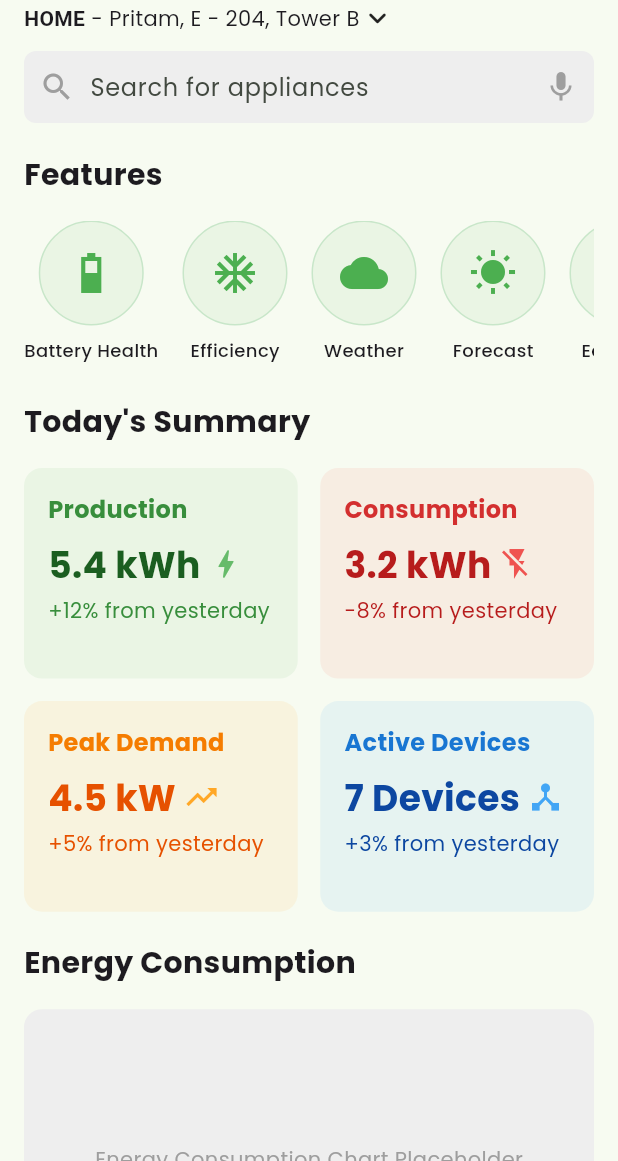
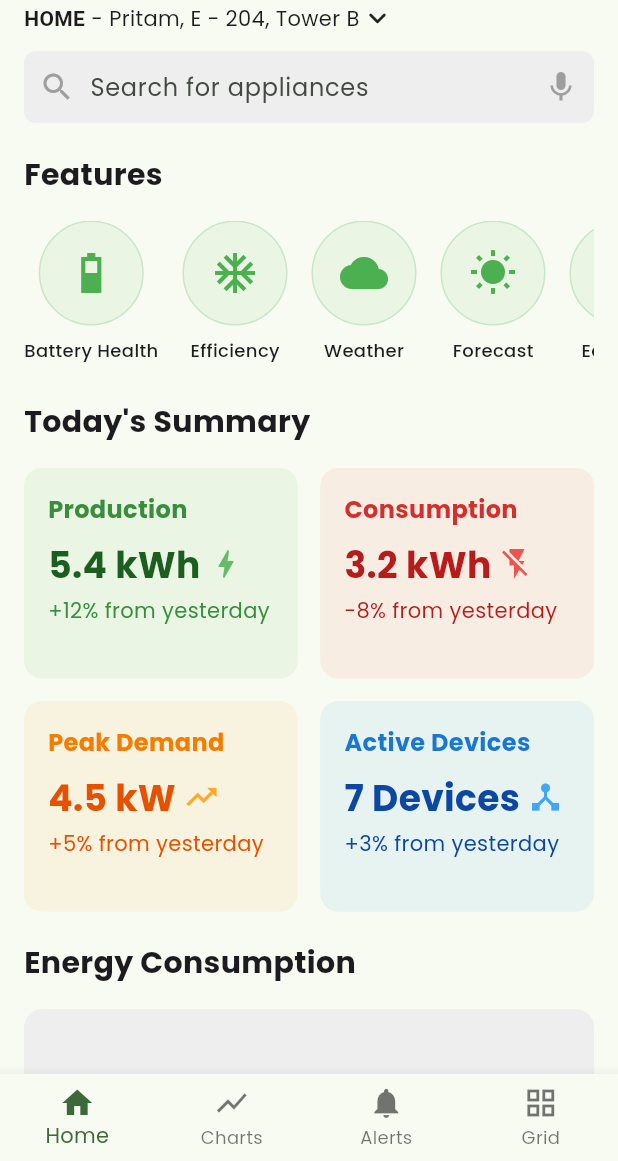
Before and after one commit to SmartGridX/Smart_Microgrid_System, a Flutter app: the screen it shows after launch, on a phone screen of 412 x 824 dp, the part 75-1236 px from its top. Run offline on Flutter 3.47's test engine with Material 3 defaults, Android fonts, the phone set to English and light mode, and no system bars; our stand-ins replace google_fonts; network calls fail.

Commit message:
Feature: add bottom navigator bar and create profile section

```diff
--- a/mobile_app/Frontend/sms_app/lib/home_page.dart
+++ b/mobile_app/Frontend/sms_app/lib/home_page.dart
@@ -2,27 +2,58 @@ import 'package:flutter/material.dart';
 import 'package:sms_app/widgets/feature_card.dart';
 import 'package:sms_app/widgets/hompage_card.dart';
 import 'package:sms_app/widgets/profile_sidebar.dart';
+import 'package:sms_app/widgets/bottom_nav.dart';
 
 // Custom FeatureCard widget
 
-class HomePage extends StatelessWidget {
+class HomePage extends StatefulWidget {
   const HomePage({super.key});
 
   @override
+  State<HomePage> createState() => _HomePageState();
+}
+
+class _HomePageState extends State<HomePage> {
+  int _currentIndex = 0;
+
+  @override
   Widget build(BuildContext context) {
+    Widget body;
+    switch (_currentIndex) {
+      case 0:
+        body = _homeContent();
+        break;
+      case 1:
+        body = _analyticsContent();
+        break;
+      case 2:
+        body = _alertsContent();
+        break;
+      case 3:
+        body = _gridContent();
+        break;
+      default:
+        body = _homeContent();
+    }
+
     return Scaffold(
-      // Adding a Drawer
       endDrawer: ProfileSidebar(
         username: "Pritam",
         profileImage:
             "https://images.pexels.com/photos/3785079/pexels-photo-3785079.jpeg",
-        onLogout: () {
-          debugPrint("Logout tapped");
-          Navigator.pop(context); // Close drawer
-        },
+        onLogout: () => Navigator.pop(context),
       ),
+      body: body,
+      bottomNavigationBar: BottomNav(
+        currentIndex: _currentIndex,
+        onTap: (index) => setState(() => _currentIndex = index),
+      ),
+    );
+  }
+}
 
-      body: SafeArea(
+Widget _homeContent() {
+  return SafeArea(
     child: SingleChildScrollView(
       child: Padding(
         padding: const EdgeInsets.symmetric(horizontal: 16, vertical: 16),
@@ -249,7 +280,44 @@ class HomePage extends StatelessWidget {
         ),
       ),
     ),
+  );
+}
+
+// Analytics tab content
+Widget _analyticsContent() {
+  return SafeArea(
+    child: Center(
+      child: Text(
+        "Analytics / Detailed Charts Placeholder",
+        style: TextStyle(fontSize: 24, fontWeight: FontWeight.bold),
+        textAlign: TextAlign.center,
+      ),
     ),
   );
 }
+
+// Alerts tab content
+Widget _alertsContent() {
+  return SafeArea(
+    child: Center(
+      child: Text(
+        "Alerts Placeholder",
+        style: TextStyle(fontSize: 24, fontWeight: FontWeight.bold),
+        textAlign: TextAlign.center,
+      ),
+    ),
+  );
 }
+
+// Grid tab content
+Widget _gridContent() {
+  return SafeArea(
+    child: Center(
+      child: Text(
+        "Grid Interaction Placeholder",
+        style: TextStyle(fontSize: 24, fontWeight: FontWeight.bold),
+        textAlign: TextAlign.center,
+      ),
+    ),
+  );
+}
--- /dev/null
+++ b/mobile_app/Frontend/sms_app/lib/widgets/bottom_nav.dart
@@ -0,0 +1,26 @@
+import 'package:flutter/material.dart';
+
+class BottomNav extends StatelessWidget {
+  final int currentIndex;
+  final Function(int) onTap;
+
+  const BottomNav({super.key, required this.currentIndex, required this.onTap});
+
+  @override
+  Widget build(BuildContext context) {
+    return BottomNavigationBar(
+      currentIndex: currentIndex,
+      onTap: onTap,
+      type: BottomNavigationBarType.fixed,
+      items: const [
+        BottomNavigationBarItem(icon: Icon(Icons.home), label: 'Home'),
+        BottomNavigationBarItem(icon: Icon(Icons.show_chart), label: 'Charts'),
+        BottomNavigationBarItem(
+          icon: Icon(Icons.notifications),
+          label: 'Alerts',
+        ),
+        BottomNavigationBarItem(icon: Icon(Icons.grid_view), label: 'Grid'),
+      ],
+    );
+  }
+}
```
Lines whose indentation alone changed are shown as unchanged.
